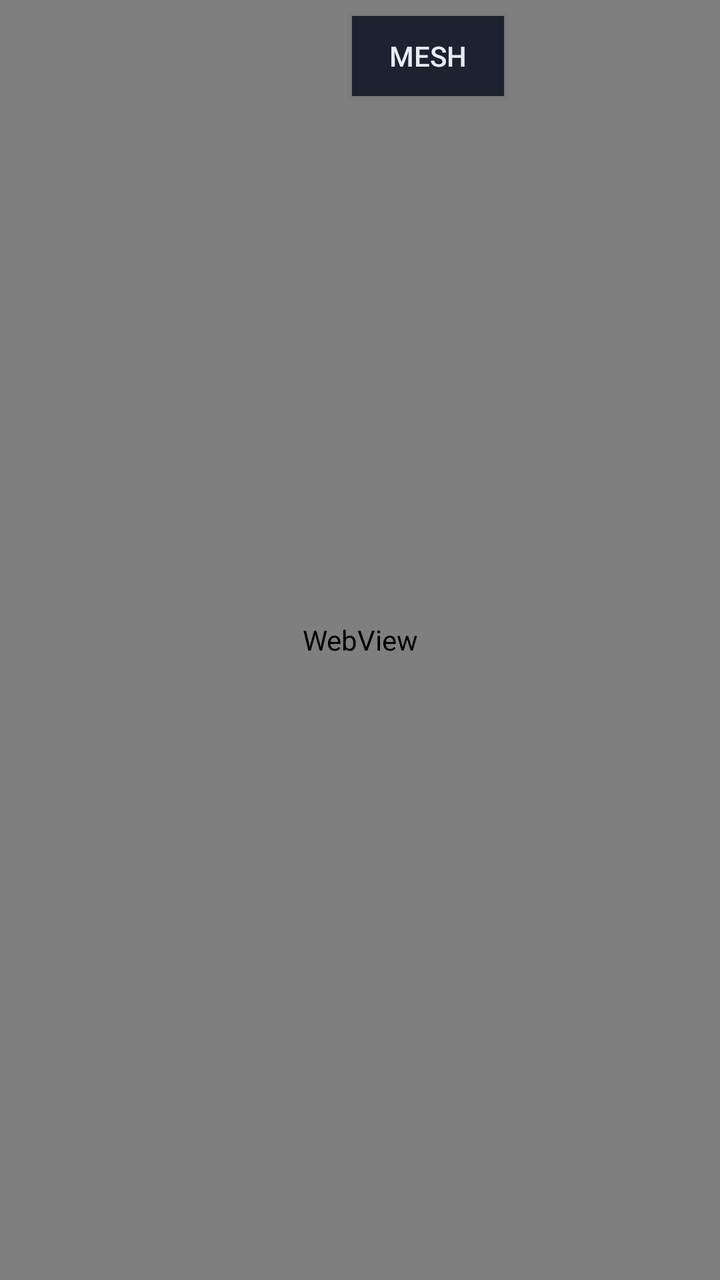
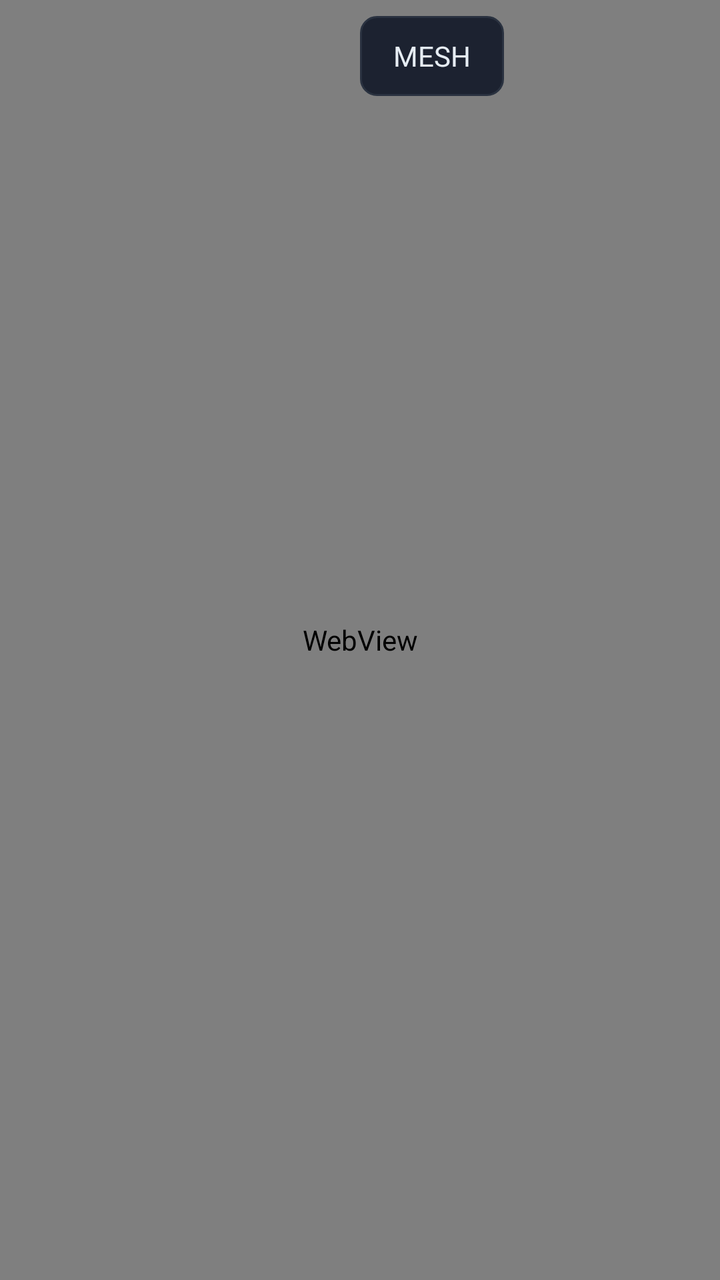

Before-and-after screenshots of an Android layout around one commit, followed by the original layout XML and the change that was made.
<!-- AndroidManifest.xml: application theme Theme.X30 -->
<!-- res/layout/activity_control.xml -->
<?xml version="1.0" encoding="utf-8"?>
<FrameLayout xmlns:android="http://schemas.android.com/apk/res/android"
    android:layout_width="match_parent"
    android:layout_height="match_parent"
    android:background="#0D1117">

    <WebView
        android:id="@+id/web"
        android:layout_width="match_parent"
        android:layout_height="match_parent" />

    
    <Button
        android:id="@+id/btn_radio_path"
        android:layout_width="wrap_content"
        android:layout_height="40dp"
        android:layout_gravity="top|end"
        android:layout_marginTop="8dp"
        android:layout_marginEnd="108dp"
        android:background="#1C2230"
        android:elevation="8dp"
        android:minWidth="76dp"
        android:paddingLeft="14dp"
        android:paddingRight="14dp"
        android:text="@string/radio_mesh"
        android:textAllCaps="false"
        android:textColor="#E6EDF3"
        android:textSize="14sp" />

    <LinearLayout
        android:id="@+id/overlay"
        android:layout_width="match_parent"
        android:layout_height="match_parent"
        android:background="#E60D1117"
        android:gravity="center"
        android:orientation="vertical"
        android:padding="32dp"
        android:visibility="gone">

        <TextView
            android:id="@+id/overlay_msg"
            android:layout_width="match_parent"
            android:layout_height="wrap_content"
            android:gravity="center"
            android:lineSpacingMultiplier="1.4"
            android:textColor="#8B98A9"
            android:textSize="15sp" />

        <EditText
            android:id="@+id/overlay_host"
            android:layout_width="280dp"
            android:layout_height="wrap_content"
            android:layout_marginTop="20dp"
            android:hint="@string/hint_host"
            android:importantForAutofill="no"
            android:inputType="text"
            android:textColor="#E6EDF3"
            android:textColorHint="#5C6773" />

        <EditText
            android:id="@+id/overlay_port"
            android:layout_width="280dp"
            android:layout_height="wrap_content"
            android:layout_marginTop="8dp"
            android:hint="@string/hint_port"
            android:importantForAutofill="no"
            android:inputType="number"
            android:textColor="#E6EDF3"
            android:textColorHint="#5C6773" />

        <Button
            android:id="@+id/overlay_retry"
            android:layout_width="280dp"
            android:layout_height="wrap_content"
            android:layout_marginTop="16dp"
            android:text="@string/retry" />
    </LinearLayout>
</FrameLayout>
<!-- resources referenced by this layout -->
<resources>
  <string name="hint_host">网关地址</string>
  <string name="hint_port">端口</string>
  <string name="radio_mesh">MESH</string>
  <string name="retry">保存并重试</string>
  <style name="Theme.X30" parent="Theme.Material3.Dark.NoActionBar">
          <item name="android:statusBarColor">#0D1117</item>
          <item name="android:navigationBarColor">#0D1117</item>
          <item name="android:windowBackground">#0D1117</item>
      </style>
</resources>

<!-- the commit's change to res/layout/activity_control.xml (unified diff, before → after) -->
@@ -9,21 +9,21 @@
         android:layout_width="match_parent"
         android:layout_height="match_parent" />
 
-    
-    <Button
+    <TextView
         android:id="@+id/btn_radio_path"
         android:layout_width="wrap_content"
         android:layout_height="40dp"
         android:layout_gravity="top|end"
         android:layout_marginTop="8dp"
         android:layout_marginEnd="108dp"
-        android:background="#1C2230"
-        android:elevation="8dp"
-        android:minWidth="76dp"
+        android:background="@drawable/btn_radio"
+        android:clickable="true"
+        android:focusable="true"
+        android:gravity="center"
+        android:minWidth="72dp"
         android:paddingLeft="14dp"
         android:paddingRight="14dp"
         android:text="@string/radio_mesh"
-        android:textAllCaps="false"
         android:textColor="#E6EDF3"
         android:textSize="14sp" />
 
<!-- resource entries referenced after the edit -->
@@ -1,5 +1,14 @@
 <!-- resources referenced by this layout -->
 <resources>
+  <!-- drawable btn_radio (drawable) -->
+  <?xml version="1.0" encoding="utf-8"?>
+  <shape xmlns:android="http://schemas.android.com/apk/res/android">
+      <solid android:color="#1C2230" />
+      <stroke
+          android:width="1dp"
+          android:color="#2A3240" />
+      <corners android:radius="8dp" />
+  </shape>
   <string name="hint_host">网关地址</string>
   <string name="hint_port">端口</string>
   <string name="radio_mesh">MESH</string>
